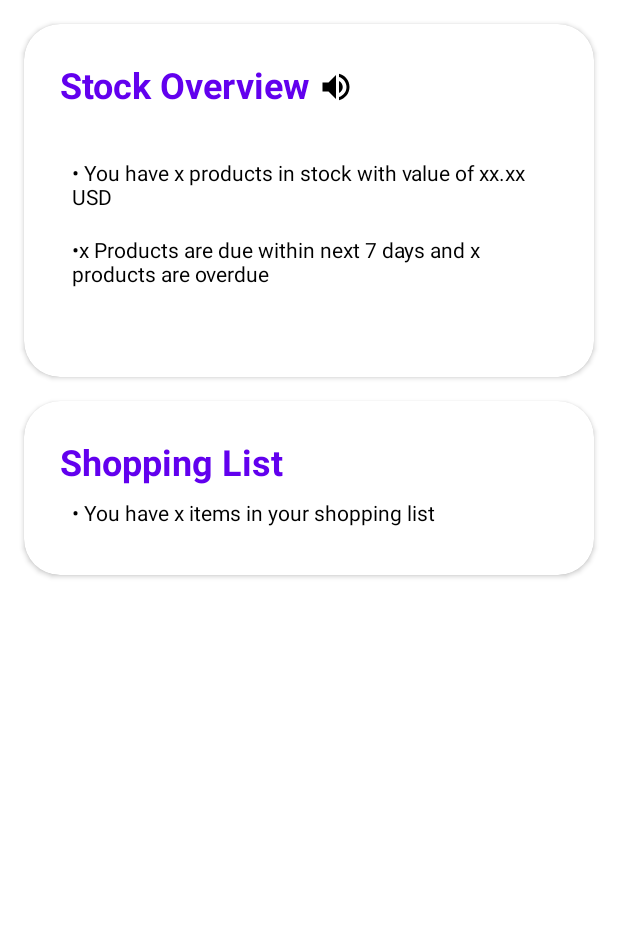
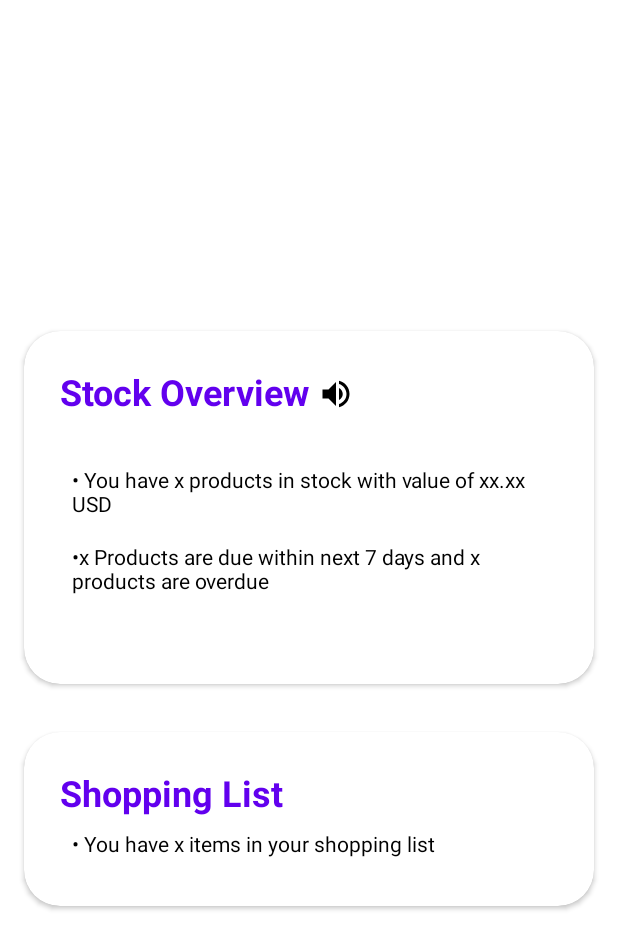
Before and after one commit to psbankar/grocy_list, an Android app: the layout activity_main.xml on its own in the app's theme, with its tools: preview values and no code run, on a phone screen of 412 x 824 dp. Shown: the top 949 px of the screen. Run offline under Robolectric (Android 15) with nearby library versions, the phone set to English and light mode, and no system bars.

Commit message:
Code changes

```diff
--- a/app/src/main/AndroidManifest.xml
+++ b/app/src/main/AndroidManifest.xml
@@ -18,6 +18,7 @@
         tools:targetApi="31">
         <activity
             android:name=".AddToShoppingListActivity"
+            android:windowSoftInputMode="adjustResize"
             android:exported="false">
             <meta-data
                 android:name="android.app.lib_name"
@@ -32,6 +33,7 @@
         </activity>
         <activity
             android:name=".AddToStockActivity"
+            android:windowSoftInputMode="adjustResize"
             android:exported="false">
             <meta-data
                 android:name="android.app.lib_name"
--- a/app/src/main/res/layout/activity_main.xml
+++ b/app/src/main/res/layout/activity_main.xml
@@ -11,17 +11,22 @@
         android:layout_width="match_parent"
         android:layout_height="match_parent">
 
-        <androidx.cardview.widget.CardView
-            android:id="@+id/stock_overview_card"
+        <LinearLayout
             android:layout_width="0dp"
             android:layout_height="wrap_content"
-            android:layout_marginStart="16dp"
-            android:layout_marginTop="16dp"
-            android:layout_marginEnd="16dp"
-            app:cardCornerRadius="24dp"
+            android:orientation="vertical"
+            app:layout_constraintBottom_toBottomOf="parent"
             app:layout_constraintEnd_toEndOf="parent"
             app:layout_constraintStart_toStartOf="parent"
             app:layout_constraintTop_toTopOf="parent">
+
+
+            <androidx.cardview.widget.CardView
+                android:id="@+id/stock_overview_card"
+                android:layout_width="wrap_content"
+                android:layout_height="wrap_content"
+                android:layout_margin="16dp"
+                app:cardCornerRadius="24dp">
 
                 <LinearLayout
                     android:layout_width="match_parent"
@@ -44,9 +49,9 @@
 
                         <ImageView
                             android:id="@+id/volumebutton"
-                        android:layout_margin="6dp"
                             android:layout_width="24dp"
                             android:layout_height="24dp"
+                            android:layout_margin="6dp"
                             android:scaleType="fitCenter"
                             app:srcCompat="@drawable/ic_baseline_volume_up_24"
                             tools:ignore="SpeakableTextPresentCheck" />
@@ -79,16 +84,10 @@
 
             <androidx.cardview.widget.CardView
                 android:id="@+id/shopping_list_card"
-            android:layout_width="0dp"
-
+                android:layout_width="match_parent"
                 android:layout_height="wrap_content"
-            android:layout_marginStart="16dp"
-            android:layout_marginTop="16dp"
-            android:layout_marginEnd="16dp"
-            app:cardCornerRadius="24dp"
-            app:layout_constraintEnd_toEndOf="parent"
-            app:layout_constraintStart_toStartOf="parent"
-            app:layout_constraintTop_toBottomOf="@+id/stock_overview_card">
+                android:layout_margin="16dp"
+                app:cardCornerRadius="24dp">
 
                 <LinearLayout
                     android:layout_width="wrap_content"
@@ -98,34 +97,36 @@
 
                     <TextView
                         android:layout_width="wrap_content"
-                    android:textColor="?attr/colorPrimary"
                         android:layout_height="wrap_content"
                         android:text="Shopping List"
+                        android:textColor="?attr/colorPrimary"
                         android:textSize="24sp"
                         android:textStyle="bold" />
 
                     <TextView
                         android:id="@+id/text3"
-                    android:textSize="14sp"
                         android:layout_width="wrap_content"
                         android:layout_height="wrap_content"
                         android:padding="8dp"
+                        android:text="&#8226; You have x items in your shopping list"
                         android:textColor="@color/black"
-                    android:text="&#8226; You have x items in your shopping list" />
+                        android:textSize="14sp" />
 
 
                 </LinearLayout>
 
             </androidx.cardview.widget.CardView>
 
+        </LinearLayout>
+
     </androidx.constraintlayout.widget.ConstraintLayout>
 
     <com.google.android.material.navigation.NavigationView
         android:id="@+id/navView"
-        app:headerLayout="@layout/nav_header"
         android:layout_width="wrap_content"
         android:layout_height="match_parent"
         android:layout_gravity="start"
         android:fitsSystemWindows="true"
+        app:headerLayout="@layout/nav_header"
         app:menu="@menu/drawer_menu" />
 </androidx.drawerlayout.widget.DrawerLayout>
--- a/app/src/main/res/layout/activity_shopping_list.xml
+++ b/app/src/main/res/layout/activity_shopping_list.xml
@@ -23,6 +23,7 @@
         android:layout_marginEnd="16dp"
         android:layout_marginBottom="16dp"
         android:text="Add New"
+        app:icon="@android:drawable/ic_menu_add"
         app:layout_constraintBottom_toBottomOf="parent"
         app:layout_constraintEnd_toEndOf="parent" />
 
--- /dev/null
+++ b/app/src/main/res/menu/shopping_list_menu.xml
@@ -0,0 +1,6 @@
+<?xml version="1.0" encoding="utf-8"?>
+<menu xmlns:android="http://schemas.android.com/apk/res/android">
+
+    <item android:title="Clear checked"
+        android:id="@+id/clear_checked"/>
+</menu>
```
Also changed, not shown: app/src/main/java/com/grocylist/MainActivity.kt (+1 -6 lines), app/src/main/java/com/grocylist/ShoppingListActivity.kt (+43 -12 lines), app/src/main/java/com/grocylist/ShoppingListAdapter.kt (+26 -5 lines), app/src/main/res/layout/activity_add_to_shopping_list.xml (+7 -2 lines). Lines whose indentation alone changed are shown as unchanged.
